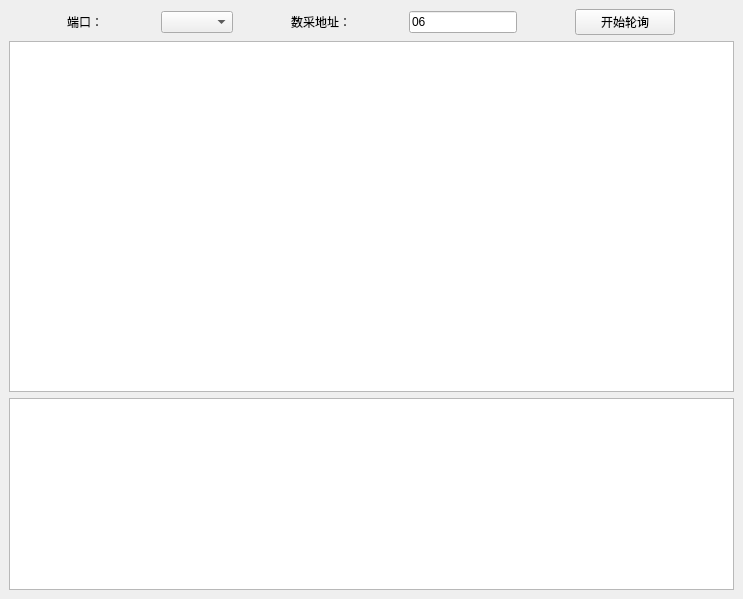
This is QtDesigner/main_window.ui in jelly-lemon/contrl_sys_ui as Qt 5 draws it before an edit. The edited form follows.
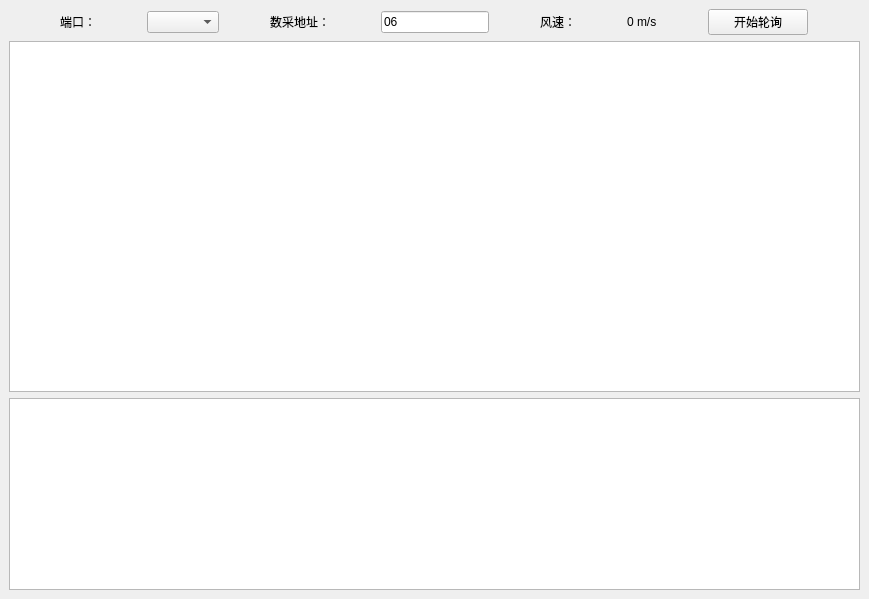
This is the edited form.

Commit message: 改成了 tableView，耗时操作全部在子线程中完成

The edit to the form file:
```diff
--- a/QtDesigner/main_window.ui
+++ b/QtDesigner/main_window.ui
@@ -6,7 +6,7 @@
    <rect>
     <x>0</x>
     <y>0</y>
-    <width>743</width>
+    <width>869</width>
     <height>599</height>
    </rect>
   </property>
@@ -96,6 +96,32 @@
         </property>
        </widget>
       </item>
+      <item>
+       <widget class="QLabel" name="label_3">
+        <property name="sizePolicy">
+         <sizepolicy hsizetype="Fixed" vsizetype="Preferred">
+          <horstretch>0</horstretch>
+          <verstretch>0</verstretch>
+         </sizepolicy>
+        </property>
+        <property name="text">
+         <string>风速：</string>
+        </property>
+       </widget>
+      </item>
+      <item>
+       <widget class="QLabel" name="label_wind_speed">
+        <property name="sizePolicy">
+         <sizepolicy hsizetype="Fixed" vsizetype="Preferred">
+          <horstretch>0</horstretch>
+          <verstretch>0</verstretch>
+         </sizepolicy>
+        </property>
+        <property name="text">
+         <string>0 m/s</string>
+        </property>
+       </widget>
+      </item>
       <item>
        <widget class="QPushButton" name="btn_submit">
         <property name="maximumSize">
@@ -114,20 +140,7 @@
     <item>
      <layout class="QVBoxLayout" name="data_layout">
       <item>
-       <widget class="QTableWidget" name="table_1">
-        <property name="sizePolicy">
-         <sizepolicy hsizetype="MinimumExpanding" vsizetype="MinimumExpanding">
-          <horstretch>0</horstretch>
-          <verstretch>0</verstretch>
-         </sizepolicy>
-        </property>
-        <property name="minimumSize">
-         <size>
-          <width>400</width>
-          <height>300</height>
-         </size>
-        </property>
-       </widget>
+       <widget class="QTableView" name="tableView"/>
       </item>
       <item>
        <widget class="QTextEdit" name="output_edit">
```
The commit also changes 6 other files.
